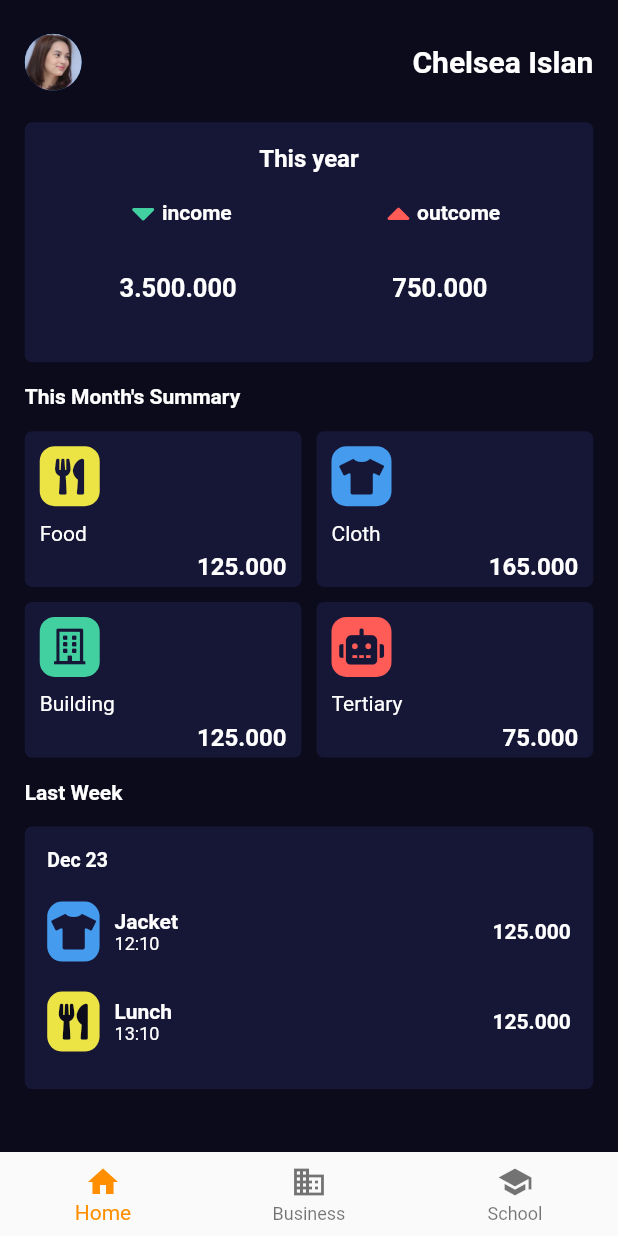
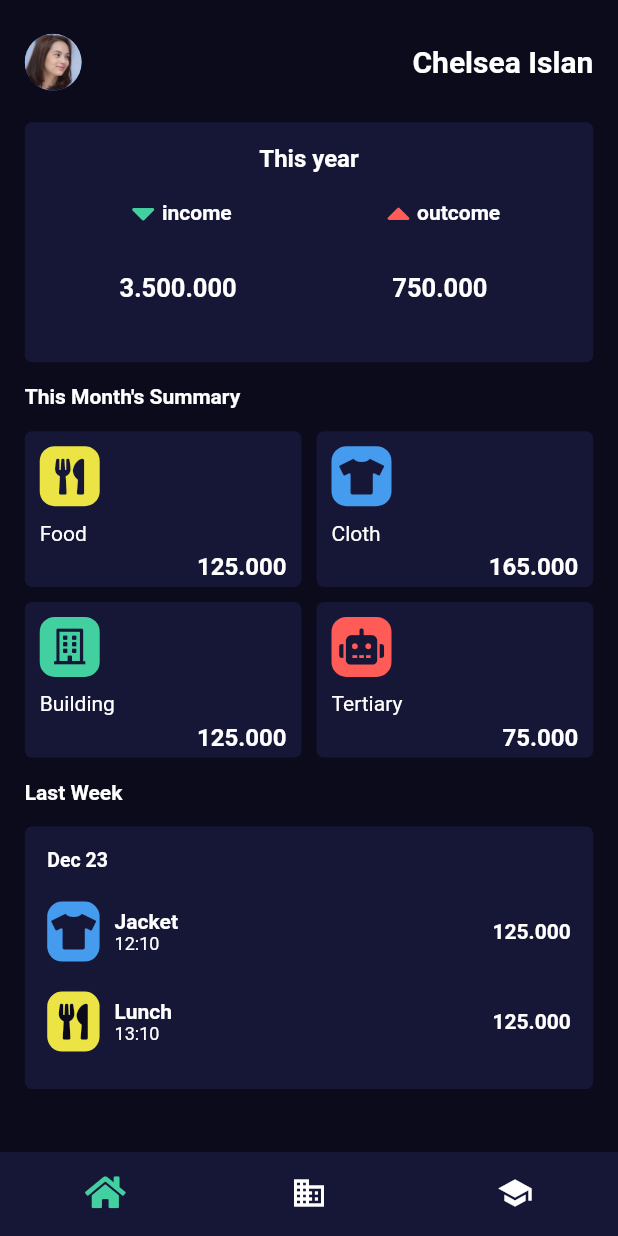
Before and after one commit to nanangsetya/flutter-bulananku, a Flutter app: the DashboardPage screen opened directly, on a phone screen of 412 x 824 dp. Run offline on Flutter 3.47's test engine with Material 2 defaults, Android fonts, the phone set to English and light mode, and no system bars; our stand-ins replace font_awesome_flutter; Roboto replaces fonts that are missing (Bahnschrift).

Commit message:
add bottom nav bar

```diff
--- a/lib/pages/dashboard_page.dart
+++ b/lib/pages/dashboard_page.dart
@@ -67,23 +67,37 @@ class _DashboardPageState extends State<DashboardPage> {
         ),
       ),
       bottomNavigationBar: BottomNavigationBar(
-        items: const <BottomNavigationBarItem>[
+        backgroundColor: ColorStyle.cCardColor,
+        unselectedItemColor: Colors.white,
+        showSelectedLabels: false,
+        showUnselectedLabels: false,
+        items: <BottomNavigationBarItem>[
           BottomNavigationBarItem(
-            icon: Icon(Icons.home),
-            label: 'Home',
+            icon: Icon(
+              FontAwesomeIcons.home,
+            ),
+            label: '',
           ),
           BottomNavigationBarItem(
-            icon: Icon(Icons.business),
-            label: 'Business',
+            icon: Icon(
+              Icons.business,
+            ),
+            label: '',
           ),
           BottomNavigationBarItem(
-            icon: Icon(Icons.school),
-            label: 'School',
+            icon: Icon(
+              Icons.school,
+            ),
+            label: '',
           ),
         ],
         currentIndex: _selectedIndex,
-        selectedItemColor: Colors.amber[800],
-        onTap: null,
+        selectedItemColor: ColorStyle.cGreen,
+        onTap: (index) {
+          setState(() {
+            _selectedIndex = index;
+          });
+        },
       ),
     );
   }
--- a/lib/widget/dashboard_card_lastweek.dart
+++ b/lib/widget/dashboard_card_lastweek.dart
@@ -12,7 +12,9 @@ class CardWeek extends StatefulWidget {
 class _CardWeekState extends State<CardWeek> {
   @override
   Widget build(BuildContext context) {
-    return Column(
+    return Container(
+      margin: EdgeInsets.only(bottom: 15),
+      child: Column(
         children: [
           Container(
               margin: EdgeInsets.only(top: 15, bottom: 15),
@@ -161,6 +163,7 @@ class _CardWeekState extends State<CardWeek> {
             ),
           )
         ],
+      ),
     );
   }
 }
```
Also changed, not shown: pubspec.lock. Lines whose indentation alone changed are shown as unchanged.
